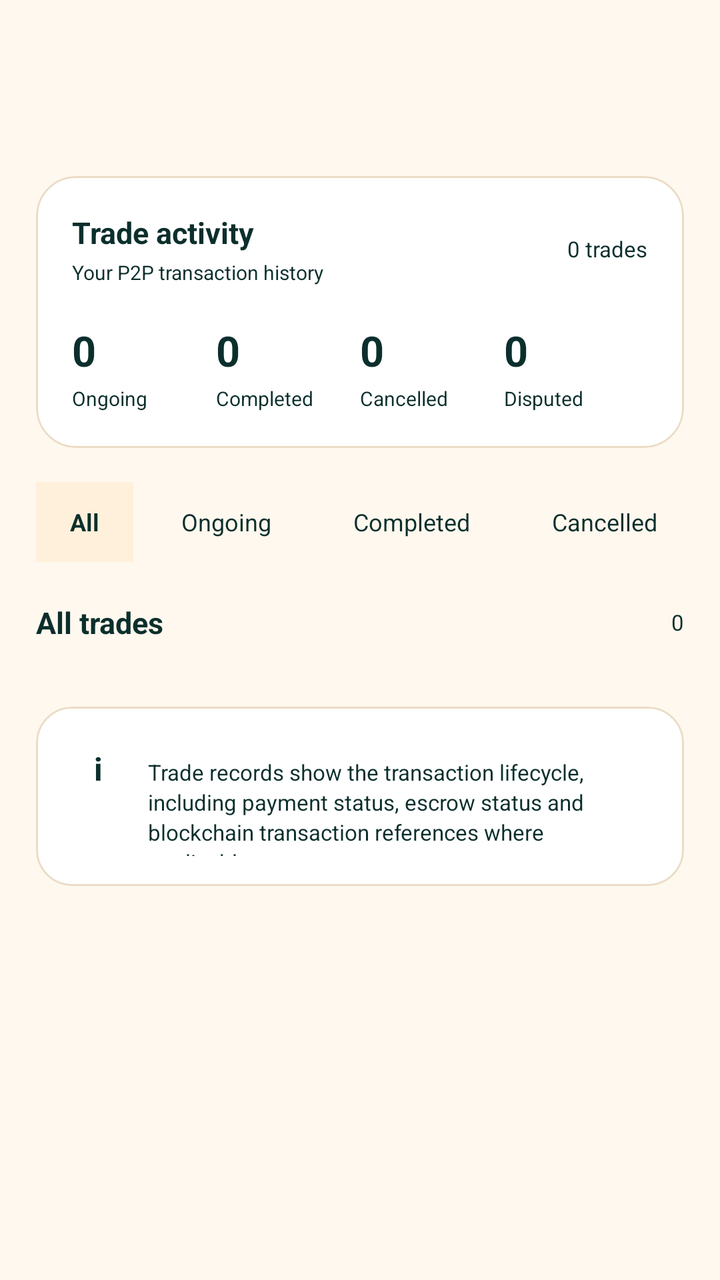
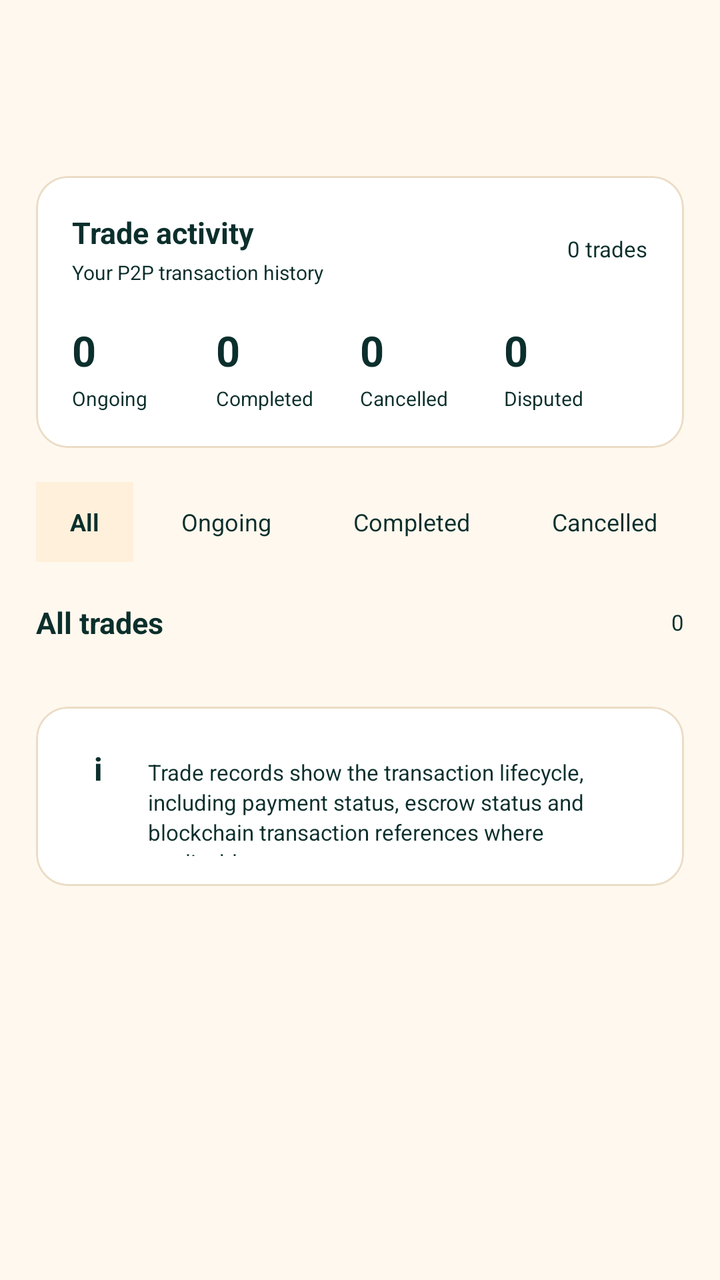

Before-and-after screenshots of an Android layout around one commit, followed by the original layout XML and the change that was made.
<!-- AndroidManifest.xml: application theme AppTheme -->
<!-- res/layout/p2p_my_trades.xml -->
<androidx.coordinatorlayout.widget.CoordinatorLayout
	xmlns:android="http://schemas.android.com/apk/res/android"
	xmlns:app="http://schemas.android.com/apk/res-auto"
	xmlns:tools="http://schemas.android.com/tools"
	android:id="@+id/_coordinator"
	android:layout_width="match_parent"
	android:layout_height="match_parent">
	<com.google.android.material.appbar.AppBarLayout
		android:id="@+id/_app_bar"
		android:layout_width="match_parent"
		android:layout_height="wrap_content"
		android:theme="@style/AppTheme.AppBarOverlay"
		app:elevation="0dp"
		android:stateListAnimator="@null">
		<androidx.appcompat.widget.Toolbar
			android:id="@+id/_toolbar"
			android:layout_width="match_parent"
			android:layout_height="?attr/actionBarSize"
			android:background="?attr/appBarColor"
			app:popupTheme="@style/AppTheme.PopupOverlay" />
	</com.google.android.material.appbar.AppBarLayout>
	<androidx.core.widget.NestedScrollView
		android:layout_width="match_parent"
		android:layout_height="match_parent"
		android:background="@color/colorP2pBg"
		android:fillViewport="true"
		android:clipToPadding="false"
		app:layout_behavior="@string/appbar_scrolling_view_behavior">
		<LinearLayout
			android:id="@+id/my_trades_root"
			android:layout_width="match_parent"
			android:layout_height="wrap_content"
			android:paddingTop="16dp"
			android:paddingBottom="35dp"
			android:orientation="vertical"
			android:paddingStart="18dp"
			android:paddingEnd="18dp">
			<com.google.android.material.card.MaterialCardView
				android:id="@+id/card_trade_summary"
				android:layout_width="match_parent"
				android:layout_height="wrap_content"
				android:layout_marginTop="16dp"
				app:cardBackgroundColor="@color/colorP2pSurface"
				app:cardCornerRadius="20dp"
				app:cardElevation="0dp"
				app:strokeColor="@color/colorP2pBorder"
				app:strokeWidth="1dp">
				<LinearLayout
					android:id="@+id/linear260"
					android:layout_width="match_parent"
					android:layout_height="wrap_content"
					android:padding="18dp"
					android:orientation="vertical">
					<LinearLayout
						android:id="@+id/linear261"
						android:layout_width="match_parent"
						android:layout_height="wrap_content"
						android:gravity="center_vertical"
						android:orientation="horizontal">
						<LinearLayout
							android:id="@+id/linear262"
							android:layout_width="0dp"
							android:layout_height="wrap_content"
							android:orientation="vertical"
							android:layout_weight="1">
							<TextView
								android:id="@+id/textview151"
								android:layout_width="wrap_content"
								android:layout_height="wrap_content"
								android:text="Trade activity"
								android:textSize="15sp"
								android:textStyle="bold" />
							<TextView
								android:id="@+id/tv_trade_summary_period"
								android:layout_width="wrap_content"
								android:layout_height="wrap_content"
								android:layout_marginTop="3dp"
								android:text="Your P2P transaction history"
								android:textSize="10sp" />
						</LinearLayout>
						<TextView
							android:id="@+id/tv_trade_summary_count"
							android:layout_width="wrap_content"
							android:layout_height="wrap_content"
							android:text="0 trades"
							android:textSize="11sp" />
					</LinearLayout>
					<LinearLayout
						android:id="@+id/linear263"
						android:layout_width="match_parent"
						android:layout_height="wrap_content"
						android:layout_marginTop="18dp"
						android:orientation="horizontal">
						<LinearLayout
							android:id="@+id/linear264"
							android:layout_width="0dp"
							android:layout_height="wrap_content"
							android:orientation="vertical"
							android:layout_weight="1">
							<TextView
								android:id="@+id/tv_summary_ongoing"
								android:layout_width="wrap_content"
								android:layout_height="wrap_content"
								android:text="0"
								android:textSize="21sp"
								android:textStyle="bold" />
							<TextView
								android:id="@+id/textview152"
								android:layout_width="wrap_content"
								android:layout_height="wrap_content"
								android:layout_marginTop="3dp"
								android:text="Ongoing"
								android:textSize="10sp" />
						</LinearLayout>
						<LinearLayout
							android:id="@+id/linear265"
							android:layout_width="0dp"
							android:layout_height="wrap_content"
							android:orientation="vertical"
							android:layout_weight="1">
							<TextView
								android:id="@+id/tv_summary_completed"
								android:layout_width="wrap_content"
								android:layout_height="wrap_content"
								android:text="0"
								android:textSize="21sp"
								android:textStyle="bold" />
							<TextView
								android:id="@+id/textview153"
								android:layout_width="wrap_content"
								android:layout_height="wrap_content"
								android:layout_marginTop="3dp"
								android:text="Completed"
								android:textSize="10sp" />
						</LinearLayout>
						<LinearLayout
							android:id="@+id/linear266"
							android:layout_width="0dp"
							android:layout_height="wrap_content"
							android:orientation="vertical"
							android:layout_weight="1">
							<TextView
								android:id="@+id/tv_summary_cancelled"
								android:layout_width="wrap_content"
								android:layout_height="wrap_content"
								android:text="0"
								android:textSize="21sp"
								android:textStyle="bold" />
							<TextView
								android:id="@+id/textview154"
								android:layout_width="wrap_content"
								android:layout_height="wrap_content"
								android:layout_marginTop="3dp"
								android:text="Cancelled"
								android:textSize="10sp" />
						</LinearLayout>
						<LinearLayout
							android:id="@+id/linear267"
							android:layout_width="0dp"
							android:layout_height="wrap_content"
							android:orientation="vertical"
							android:layout_weight="1">
							<TextView
								android:id="@+id/tv_summary_disputed"
								android:layout_width="wrap_content"
								android:layout_height="wrap_content"
								android:text="0"
								android:textSize="21sp"
								android:textStyle="bold" />
							<TextView
								android:id="@+id/textview155"
								android:layout_width="wrap_content"
								android:layout_height="wrap_content"
								android:layout_marginTop="3dp"
								android:text="Disputed"
								android:textSize="10sp" />
						</LinearLayout>
					</LinearLayout>
				</LinearLayout>
			</com.google.android.material.card.MaterialCardView>
			<HorizontalScrollView
				android:id="@+id/my_trades_filter_scroll"
				android:layout_width="match_parent"
				android:layout_height="wrap_content"
				android:layout_marginTop="17dp"
				android:scrollbars="none">
				<LinearLayout
					android:id="@+id/my_trades_filter_container"
					android:layout_width="wrap_content"
					android:layout_height="wrap_content"
					android:gravity="center_horizontal|center_vertical"
					android:orientation="horizontal"
					android:weightSum="5">
					<TextView
						android:id="@+id/filter_trade_all"
						android:layout_width="wrap_content"
						android:layout_height="40dp"
						android:background="@color/colorP2pSurfaceAlt"
						android:gravity="center_horizontal|center_vertical"
						android:text="All"
						android:textSize="12sp"
						android:textStyle="bold"
						android:layout_weight="1"
						android:paddingStart="17dp"
						android:paddingEnd="17dp" />
					<TextView
						android:id="@+id/filter_trade_ongoing"
						android:layout_width="wrap_content"
						android:layout_height="40dp"
						android:gravity="center_horizontal|center_vertical"
						android:text="Ongoing"
						android:textSize="12sp"
						android:layout_weight="1"
						android:layout_marginStart="7dp"
						android:paddingStart="17dp"
						android:paddingEnd="17dp" />
					<TextView
						android:id="@+id/filter_trade_completed"
						android:layout_width="wrap_content"
						android:layout_height="40dp"
						android:gravity="center_horizontal|center_vertical"
						android:text="Completed"
						android:textSize="12sp"
						android:layout_weight="1"
						android:layout_marginStart="7dp"
						android:paddingStart="17dp"
						android:paddingEnd="17dp" />
					<TextView
						android:id="@+id/filter_trade_cancelled"
						android:layout_width="wrap_content"
						android:layout_height="40dp"
						android:gravity="center_horizontal|center_vertical"
						android:text="Cancelled"
						android:textSize="12sp"
						android:layout_weight="1"
						android:layout_marginStart="7dp"
						android:paddingStart="17dp"
						android:paddingEnd="17dp" />
					<TextView
						android:id="@+id/filter_trade_disputed"
						android:layout_width="wrap_content"
						android:layout_height="40dp"
						android:gravity="center_horizontal|center_vertical"
						android:text="Disputed"
						android:textSize="12sp"
						android:layout_weight="1"
						android:layout_marginStart="7dp"
						android:paddingStart="17dp"
						android:paddingEnd="17dp" />
				</LinearLayout>
			</HorizontalScrollView>
			<LinearLayout
				android:id="@+id/linear268"
				android:layout_width="match_parent"
				android:layout_height="wrap_content"
				android:layout_marginTop="20dp"
				android:gravity="center_vertical"
				android:orientation="horizontal">
				<TextView
					android:id="@+id/tv_trades_section_title"
					android:layout_width="0dp"
					android:layout_height="wrap_content"
					android:text="All trades"
					android:textSize="15sp"
					android:textStyle="bold"
					android:layout_weight="1" />
				<TextView
					android:id="@+id/tv_trades_result_count"
					android:layout_width="wrap_content"
					android:layout_height="wrap_content"
					android:text="0"
					android:textSize="11sp" />
			</LinearLayout>
			<androidx.recyclerview.widget.RecyclerView
				android:id="@+id/recycler_my_trades"
				android:layout_width="match_parent"
				android:layout_height="wrap_content"
				android:layout_marginTop="10dp"
				android:paddingBottom="8dp"
				android:nestedScrollingEnabled="false"
				android:clipToPadding="false"
				android:overScrollMode="never" />
			<LinearLayout
				android:id="@+id/layout_my_trades_empty"
				android:layout_width="match_parent"
				android:layout_height="wrap_content"
				android:layout_marginTop="30dp"
				android:padding="30dp"
				android:gravity="center_horizontal|center_vertical"
				android:orientation="vertical"
				android:visibility="gone">
				<TextView
					android:id="@+id/textview156"
					android:layout_width="wrap_content"
					android:layout_height="wrap_content"
					android:text="No trades found"
					android:textSize="17sp"
					android:textStyle="bold" />
				<TextView
					android:id="@+id/tv_empty_trades_description"
					android:layout_width="match_parent"
					android:layout_height="wrap_content"
					android:layout_marginTop="7dp"
					android:gravity="center_horizontal|center_vertical"
					android:text="Your P2P transactions will appear here after you participate in a trade."
					android:textSize="12sp" />
			</LinearLayout>
			<com.google.android.material.card.MaterialCardView
				android:id="@+id/card_my_trades_info"
				android:layout_width="match_parent"
				android:layout_height="wrap_content"
				android:layout_marginTop="14dp"
				app:cardBackgroundColor="@color/colorP2pSurface"
				app:cardCornerRadius="18dp"
				app:cardElevation="0dp"
				app:strokeColor="@color/colorP2pBorder"
				app:strokeWidth="1dp">
				<LinearLayout
					android:id="@+id/linear269"
					android:layout_width="match_parent"
					android:layout_height="wrap_content"
					android:padding="15dp"
					android:orientation="horizontal">
					<TextView
						android:id="@+id/textview157"
						android:layout_width="32dp"
						android:layout_height="32dp"
						android:gravity="center_horizontal|center_vertical"
						android:text="i"
						android:textSize="16sp"
						android:textStyle="bold" />
					<TextView
						android:id="@+id/tv_my_trades_info"
						android:layout_width="0dp"
						android:layout_height="wrap_content"
						android:text="Trade records show the transaction lifecycle, including payment status, escrow status and blockchain transaction references where applicable."
						android:textSize="11sp"
						android:layout_weight="1"
						android:layout_marginStart="9dp"
						android:lineSpacingExtra="2dp" />
				</LinearLayout>
			</com.google.android.material.card.MaterialCardView>
		</LinearLayout>
	</androidx.core.widget.NestedScrollView>
</androidx.coordinatorlayout.widget.CoordinatorLayout>
<!-- resources referenced by this layout -->
<resources>
  <color name="colorP2pBg">#FFF8EE</color>
  <color name="colorP2pBorder">#EBDCC5</color>
  <color name="colorP2pSurface">#FFFFFF</color>
  <color name="colorP2pSurfaceAlt">#FFF0DB</color>
  <style name="AppTheme.AppBarOverlay" parent="ThemeOverlay.MaterialComponents.Light">
          
          <item name="android:textColorPrimary">?attr/onAppBarColor</item>
          <item name="android:textColorSecondary">?attr/onAppBarColor</item>
          <item name="colorControlNormal">?attr/onAppBarColor</item>
          <item name="colorOnSurface">?attr/onAppBarColor</item>
      </style>
  <style name="AppTheme.PopupOverlay" parent="ThemeOverlay.MaterialComponents.Light">
          <item name="popupMenuStyle">@style/HarvanaPopupMenu</item>
          <item name="actionOverflowMenuStyle">@style/HarvanaPopupMenu</item>
      </style>
  <style name="HarvanaPopupMenu" parent="Widget.MaterialComponents.PopupMenu">
          <item name="android:popupBackground">@drawable/bg_popup_menu</item>
          <item name="android:popupElevation">10dp</item>
      </style>
  <style name="HarvanaSpinner" parent="Widget.AppCompat.Spinner">
          <item name="android:popupBackground">@color/colorSurface</item>
          <item name="android:dropDownSelector">@color/colorAccentRipple</item>
      </style>
  <!-- drawable ic_nav_back (drawable) -->
  <?xml version="1.0" encoding="utf-8"?>
  <vector xmlns:android="http://schemas.android.com/apk/res/android"
      android:width="24dp" android:height="24dp" android:viewportWidth="24" android:viewportHeight="24"
      android:autoMirrored="true"
      android:tint="?attr/colorControlNormal">
      <path android:fillColor="#FFFFFFFF" android:pathData="M20,11H7.83l5.59,-5.59L12,4l-8,8 8,8 1.41,-1.41L7.83,13H20v-2z" />
  </vector>
  <style name="HarvanaTextView" parent="android:Widget.TextView">
          <item name="android:textColor">@color/colorTextPrimary</item>
      </style>
  <color name="colorBackground">#FFF8EE</color>
  <color name="colorTextPrimary">#0B2F2C</color>
  <color name="colorAccent">#0B5F57</color>
  <color name="colorTextOnAccent">#FFFFFF</color>
  <color name="colorAccentDark">#084A44</color>
  <color name="colorError">#C8443F</color>
  <color name="colorTextPrimaryWhite">#FFFFFF</color>
  <color name="colorControlNormal">#587570</color>
  <color name="colorAccentRipple">#1A0B5F57</color>
  <color name="colorAccentStroke">#330B5F57</color>
  <color name="colorAccentStrong">#053D3A</color>
  <color name="colorSurface">#FFFFFF</color>
  <color name="colorTextSecondary">#3F5F5A</color>
  <color name="colorTextTertiary">#587570</color>
  <!-- drawable bg_popup_menu (drawable) -->
  <?xml version="1.0" encoding="utf-8"?>
  <shape xmlns:android="http://schemas.android.com/apk/res/android" android:shape="rectangle">
      <solid android:color="@color/colorPopupSurface" />
      <stroke android:width="1dp" android:color="@color/colorCardStroke" />
      <corners android:radius="14dp" />
  </shape>
  <style name="HarvanaDialogButton" parent="Widget.MaterialComponents.Button.TextButton.Dialog">
          <item name="android:textColor">@color/colorAccent</item>
          <item name="android:minHeight">48dp</item>
      </style>
  <style name="HarvanaBottomSheetStyle" parent="Widget.MaterialComponents.BottomSheet.Modal">
          <item name="backgroundTint">?attr/colorSurface</item>
          <item name="shapeAppearanceOverlay">@style/HarvanaBottomSheetShape</item>
      </style>
  <color name="colorPopupSurface">#F6E9D2</color>
  <color name="colorCardStroke">#EBDCC5</color>
  <style name="HarvanaBottomSheetShape" parent="">
          <item name="cornerFamily">rounded</item>
          <item name="cornerSizeTopLeft">20dp</item>
          <item name="cornerSizeTopRight">20dp</item>
          <item name="cornerSizeBottomLeft">0dp</item>
          <item name="cornerSizeBottomRight">0dp</item>
      </style>
  <!-- unchanged entries left out for length: 5 -->
</resources>

<!-- the commit's change to res/layout/p2p_my_trades.xml (unified diff, before → after) -->
@@ -40,8 +40,8 @@
 				android:layout_width="match_parent"
 				android:layout_height="wrap_content"
 				android:layout_marginTop="16dp"
-				app:cardBackgroundColor="@color/colorP2pSurface"
-				app:cardCornerRadius="20dp"
+				app:cardBackgroundColor="@color/colorSurface"
+				app:cardCornerRadius="16dp"
 				app:cardElevation="0dp"
 				app:strokeColor="@color/colorP2pBorder"
 				app:strokeWidth="1dp">
@@ -310,8 +310,8 @@
 				android:layout_width="match_parent"
 				android:layout_height="wrap_content"
 				android:layout_marginTop="14dp"
-				app:cardBackgroundColor="@color/colorP2pSurface"
-				app:cardCornerRadius="18dp"
+				app:cardBackgroundColor="@color/colorSurface"
+				app:cardCornerRadius="16dp"
 				app:cardElevation="0dp"
 				app:strokeColor="@color/colorP2pBorder"
 				app:strokeWidth="1dp">
<!-- resource entries referenced after the edit -->
@@ -1,9 +1,8 @@
 <!-- resources referenced by this layout -->
 <resources>
-  <color name="colorP2pBg">#FFF8EE</color>
-  <color name="colorP2pBorder">#EBDCC5</color>
-  <color name="colorP2pSurface">#FFFFFF</color>
-  <color name="colorP2pSurfaceAlt">#FFF0DB</color>
+  <color name="colorP2pBg">@color/colorBackground</color>
+  <color name="colorP2pBorder">@color/colorCardStroke</color>
+  <color name="colorP2pSurfaceAlt">@color/colorSurfaceAlt</color>
   <style name="AppTheme.AppBarOverlay" parent="ThemeOverlay.MaterialComponents.Light">
           
           <item name="android:textColorPrimary">?attr/onAppBarColor</item>
@@ -63,8 +62,9 @@
           <item name="backgroundTint">?attr/colorSurface</item>
           <item name="shapeAppearanceOverlay">@style/HarvanaBottomSheetShape</item>
       </style>
-  <color name="colorPopupSurface">#F6E9D2</color>
+  <color name="colorPopupSurface">@color/colorSurface</color>
   <color name="colorCardStroke">#EBDCC5</color>
+  <color name="colorSurfaceAlt">#FFF0DB</color>
   <style name="HarvanaBottomSheetShape" parent="">
           <item name="cornerFamily">rounded</item>
           <item name="cornerSizeTopLeft">20dp</item>
